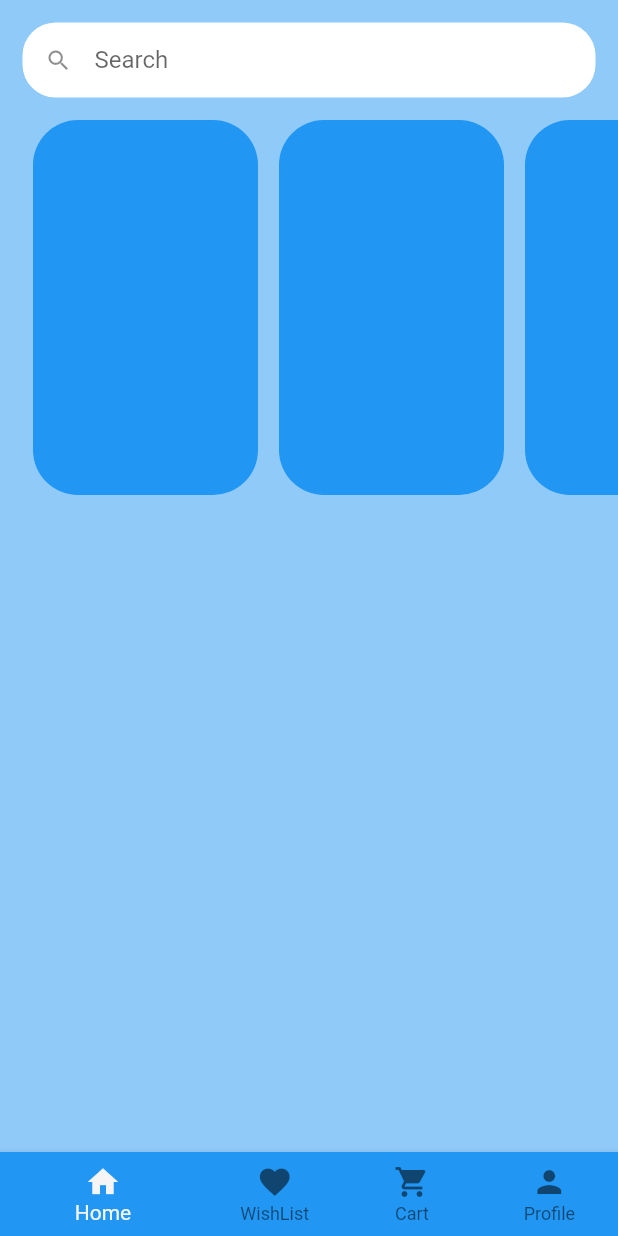
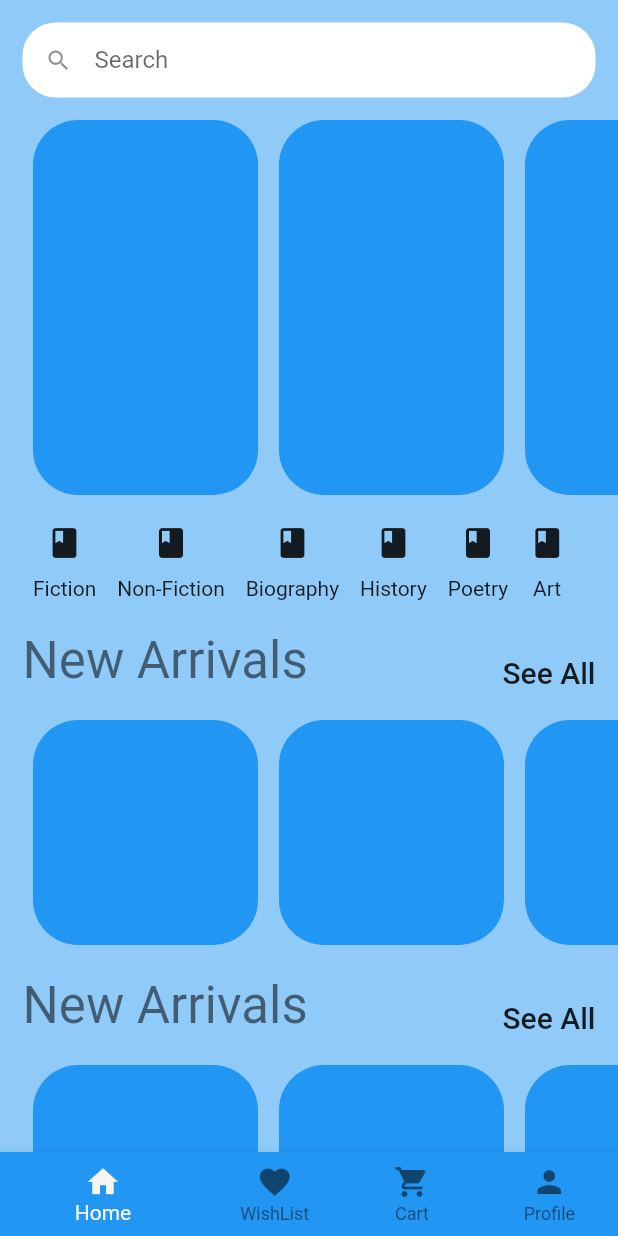
Before and after one commit to mahbd/book_store, a Flutter app: the screen it shows after launch, on a phone screen of 412 x 824 dp. Run offline on Flutter 3.47's test engine with Material 2 defaults, Android fonts, the phone set to English and light mode, and no system bars.

Commit message:
Scracth of homepage completed

```diff
--- /dev/null
+++ b/lib/model/category_model.dart
@@ -0,0 +1,46 @@
+import 'package:flutter/material.dart';
+
+class Category {
+  final String id;
+  final String name;
+  final Icon icon;
+
+  const Category({
+    required this.id,
+    required this.name,
+    required this.icon,
+  });
+}
+
+List<Category> categories = const [
+  Category(
+    id: 'fiction',
+    name: 'Fiction',
+    icon: Icon(Icons.book),
+  ),
+  Category(
+    id: 'nonfiction',
+    name: 'Non-Fiction',
+    icon: Icon(Icons.book),
+  ),
+  Category(
+    id: 'biography',
+    name: 'Biography',
+    icon: Icon(Icons.book),
+  ),
+  Category(
+    id: 'history',
+    name: 'History',
+    icon: Icon(Icons.book),
+  ),
+  Category(
+    id: 'poetry',
+    name: 'Poetry',
+    icon: Icon(Icons.book),
+  ),
+  Category(
+    id: 'art',
+    name: 'Art',
+    icon: Icon(Icons.book),
+  ),
+];
--- a/lib/screens/home_page.dart
+++ b/lib/screens/home_page.dart
@@ -1,6 +1,9 @@
+import 'package:book_store/widget/category_list.dart';
+import 'package:book_store/widget/row_product_list.dart';
 import 'package:book_store/widget/search_widget.dart';
 import 'package:flutter/material.dart';
 
+import '../model/category_model.dart';
 import '../widget/featured.dart';
 
 class HomePage extends StatefulWidget {
@@ -14,10 +17,17 @@ class _HomePageState extends State<HomePage> {
   @override
   Widget build(BuildContext context) {
     String _searchText = '';
+    Category _currentCategory = categories[0];
 
     void _updateSearchText(String value) {
       setState(() {
         _searchText = value;
+      });
+    }
+
+    void _updateCategory(Category value) {
+      setState(() {
+        _currentCategory = value;
       });
     }
 
@@ -27,10 +37,45 @@ class _HomePageState extends State<HomePage> {
         child: SizedBox(
           width: MediaQuery.of(context).size.width,
           child: Column(
-            crossAxisAlignment: CrossAxisAlignment.start,
             children: [
+              const SizedBox(
+                height: 15,
+              ),
               SearchWidget(updateSearchText: _updateSearchText),
-              const Featured(),
+              Expanded(
+                child: ListView(
+                  children: [
+                    const SizedBox(
+                      height: 15,
+                    ),
+                    const Featured(),
+                    const SizedBox(height: 20),
+                    CategoryList(
+                      categories: categories,
+                      changeCategory: _updateCategory,
+                      currentCategory: _currentCategory,
+                    ),
+                    const SizedBox(height: 20),
+                    Padding(
+                      padding: const EdgeInsets.symmetric(horizontal: 15),
+                      child: Row(
+                        mainAxisAlignment: MainAxisAlignment.spaceBetween,
+                        crossAxisAlignment: CrossAxisAlignment.end,
+                        children: [
+                          Text('New Arrivals',
+                              style: Theme.of(context).textTheme.headline4),
+                          Text('See All',
+                              style: Theme.of(context).textTheme.headline6),
+                        ],
+                      ),
+                    ),
+                    const SizedBox(height: 20),
+                    const RowProductList(),
+                    const SizedBox(height: 20),
+                    const ProductList(),
+                  ],
+                ),
+              ),
             ],
           ),
         ),
@@ -38,3 +83,32 @@ class _HomePageState extends State<HomePage> {
     );
   }
 }
+
+class ProductList extends StatelessWidget {
+  const ProductList({
+    Key? key,
+  }) : super(key: key);
+
+  @override
+  Widget build(BuildContext context) {
+    return Column(
+      children: [
+        Padding(
+          padding: const EdgeInsets.symmetric(horizontal: 15),
+          child: Row(
+            mainAxisAlignment: MainAxisAlignment.spaceBetween,
+            crossAxisAlignment: CrossAxisAlignment.end,
+            children: [
+              Text('New Arrivals',
+                  style: Theme.of(context).textTheme.headline4),
+              Text('See All', style: Theme.of(context).textTheme.headline6),
+            ],
+          ),
+        ),
+        const SizedBox(height: 20),
+        const RowProductList(),
+        const SizedBox(height: 20),
+      ],
+    );
+  }
+}
--- /dev/null
+++ b/lib/widget/category_list.dart
@@ -0,0 +1,42 @@
+import '../model/category_model.dart';
+import 'package:flutter/material.dart';
+
+class CategoryList extends StatelessWidget {
+  const CategoryList(
+      {Key? key,
+      required this.categories,
+      required this.changeCategory,
+      required this.currentCategory})
+      : super(key: key);
+
+  final List<Category> categories;
+  final Category? currentCategory;
+  final Function changeCategory;
+
+  @override
+  Widget build(BuildContext context) {
+    return SizedBox(
+      height: 50,
+      child: ListView.builder(
+        padding: const EdgeInsets.symmetric(horizontal: 15),
+        scrollDirection: Axis.horizontal,
+        itemCount: categories.length,
+        itemBuilder: (context, index) {
+          return Padding(
+            padding: const EdgeInsets.symmetric(horizontal: 7),
+            child: SizedBox(
+              height: 50,
+              child: Column(
+                children: [
+                  categories[index].icon,
+                  const SizedBox(height: 10),
+                  Text(categories[index].name),
+                ],
+              ),
+            ),
+          );
+        },
+      ),
+    );
+  }
+}
--- /dev/null
+++ b/lib/widget/row_product_list.dart
@@ -0,0 +1,56 @@
+import 'package:flutter/material.dart';
+
+class RowProductList extends StatelessWidget {
+  const RowProductList({
+    Key? key,
+  }) : super(key: key);
+
+  @override
+  Widget build(BuildContext context) {
+    return SizedBox(
+      height: 150,
+      child: ListView(
+        scrollDirection: Axis.horizontal,
+        padding: const EdgeInsets.symmetric(horizontal: 15),
+        children: <Widget>[
+          Padding(
+            padding: const EdgeInsets.symmetric(horizontal: 7),
+            child: Container(
+              width: 150,
+              decoration: BoxDecoration(
+                color: Theme.of(context).primaryColor,
+                borderRadius: const BorderRadius.all(
+                  Radius.circular(30),
+                ),
+              ),
+            ),
+          ),
+          Padding(
+            padding: const EdgeInsets.symmetric(horizontal: 7),
+            child: Container(
+              width: 150,
+              decoration: BoxDecoration(
+                color: Theme.of(context).primaryColor,
+                borderRadius: const BorderRadius.all(
+                  Radius.circular(30),
+                ),
+              ),
+            ),
+          ),
+          Padding(
+            padding: const EdgeInsets.symmetric(horizontal: 7),
+            child: Container(
+              width: 150,
+              decoration: BoxDecoration(
+                color: Theme.of(context).primaryColor,
+                borderRadius: const BorderRadius.all(
+                  Radius.circular(30),
+                ),
+              ),
+            ),
+          ),
+        ],
+      ),
+    );
+  }
+}
--- a/lib/widget/search_widget.dart
+++ b/lib/widget/search_widget.dart
@@ -18,7 +18,7 @@ class _SearchWidgetState extends State<SearchWidget> {
   @override
   Widget build(BuildContext context) {
     return Padding(
-      padding: const EdgeInsets.all(15),
+      padding: const EdgeInsets.symmetric(horizontal: 15),
       child: SizedBox(
         height: 50,
         child: TextField(
```
